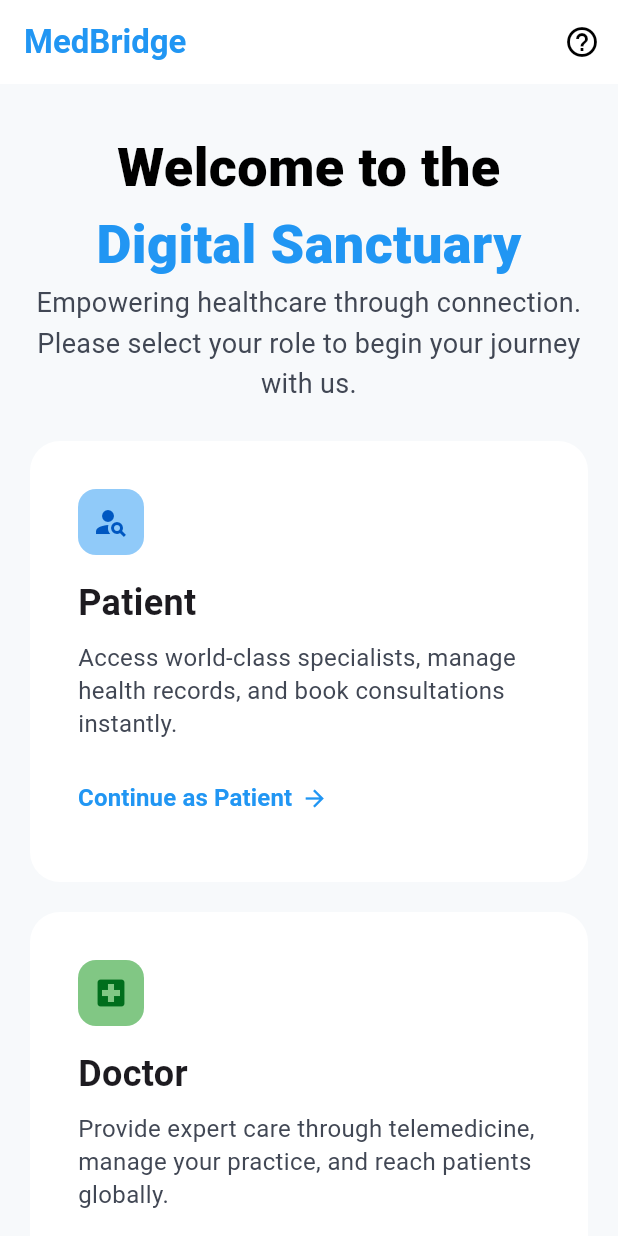
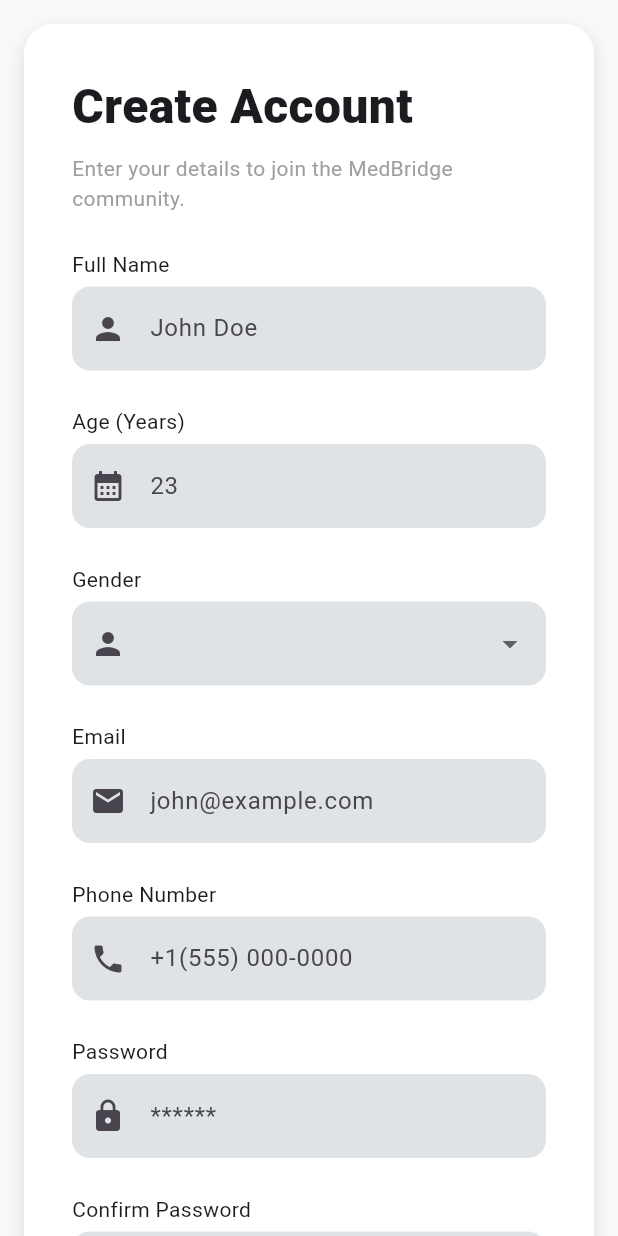
Before and after one commit to emonh001/MedBridgeTelemedicine, a Flutter app: the screen it shows after launch, after a tap on "Continue as Patient", on a phone screen of 412 x 824 dp. Run offline on Flutter 3.47's test engine with Material 3 defaults, Android fonts, the light colour scheme and no system bars; our stand-ins replace go_router.

Commit message:
sign up page for patient added

```diff
--- a/lib/app/routes/app_router.dart
+++ b/lib/app/routes/app_router.dart
@@ -4,6 +4,7 @@ import 'package:medbridge_telemedicine/app/routes/route_names.dart';
 import 'package:medbridge_telemedicine/app/routes/route_paths.dart';
 import 'package:medbridge_telemedicine/features/auth/presentations/screens/login_screen.dart';
 import 'package:medbridge_telemedicine/features/auth/presentations/screens/role_selection_screen.dart';
+import 'package:medbridge_telemedicine/features/auth/presentations/screens/sign-up-patient-screen.dart';
 import 'package:medbridge_telemedicine/features/auth/presentations/screens/splash_screen.dart';
 
 class AppRouter {
@@ -36,6 +37,14 @@ class AppRouter {
         ),
       ),
 
+      GoRoute(
+        path: RoutePaths.signUpPatient,
+        name: RouteNames.signUpPatient,
+        pageBuilder: (context, state) => const MaterialPage(
+          child: SignUpPatientScreen(),
+        ),
+      ),
+
     ],
 
     // Error handling
--- a/lib/app/routes/route_names.dart
+++ b/lib/app/routes/route_names.dart
@@ -6,5 +6,8 @@ class RouteNames {
   static const String splash = '/';
   static const String login = '/login';
   static const String roleSelection = '/roleSelection';
+  static const String signUpPatient = '/signUpPatient';
+  static const String signUpDoctor = '/signUpDoctor';
+  static const String signUpHealthWorker = '/signUpHealthWorker';
 
 }
--- a/lib/app/routes/route_paths.dart
+++ b/lib/app/routes/route_paths.dart
@@ -5,6 +5,9 @@ class RoutePaths {
   static const String splash = '/';
   static const String login = '/login';
   static const String roleSelection = '/roleSelection';
+  static const String signUpPatient = '/signUpPatient';
+  static const String signUpDoctor = '/signUpDoctor';
+  static const String signUpHealthWorker = '/signUpHealthWorker';
 
 
 }
--- /dev/null
+++ b/lib/features/auth/data/models/validator.dart
@@ -0,0 +1,126 @@
+class Validators {
+  static String? name(String? value) {
+    if (value == null || value.trim().isEmpty) {
+      return "Full name is required";
+    }
+    if (value.trim().length < 3) {
+      return "Name must be at least 3 characters";
+    }
+    return null;
+  }
+
+
+  static String? age(String? value) {
+    if (value == null || value.isEmpty) {
+      return "Age is required";
+    }
+
+    final age = int.tryParse(value);
+    if (age == null || age <= 0) {
+      return "Enter valid age";
+    }
+
+    return null;
+  }
+
+  static String? gender(String? value) {
+    if (value == null || value.isEmpty) {
+      return "Select gender";
+    }
+    return null;
+  }
+
+  static String? organization(String? value) {
+    if (value == null || value.isEmpty) {
+      return "Organization is required";
+    }
+    return null;
+  }
+
+  static String? trainingStatus(String? value) {
+    if (value == null) return "Select training status";
+    return null;
+  }
+
+  static String? email(String? value) {
+    if (value == null || value.isEmpty) {
+      return "Email is required";
+    }
+
+    final emailRegex =
+    RegExp(r'^[\w-\.]+@([\w-]+\.)+[\w-]{2,4}$');
+
+    if (!emailRegex.hasMatch(value)) {
+      return "Enter a valid email";
+    }
+
+    return null;
+  }
+
+  static String? phone(String? value) {
+    if (value == null || value.isEmpty) {
+      return "Phone number is required";
+    }
+
+    if (value.length < 10) {
+      return "Enter a valid phone number";
+    }
+
+    return null;
+  }
+
+  static String? password(String? value) {
+    if (value == null || value.isEmpty) {
+      return "Password is required";
+    }
+
+    if (value.length < 6) {
+      return "Password must be at least 6 characters";
+    }
+
+    return null;
+  }
+
+  static String? confirmPassword(
+      String? value, String password) {
+    if (value == null || value.isEmpty) {
+      return "Confirm your password";
+    }
+
+    if (value != password) {
+      return "Passwords do not match";
+    }
+
+    return null;
+  }
+
+
+  static String? specialization(String? value) {
+    if (value == null || value.isEmpty) {
+      return "Select your specialization";
+    }
+    return null;
+  }
+
+
+  static String? experience(String? value) {
+    if (value == null || value.isEmpty) {
+      return "Experience is required";
+    }
+
+    final exp = int.tryParse(value);
+    if (exp == null || exp < 0) {
+      return "Enter valid experience";
+    }
+
+    return null;
+  }
+
+
+  static String? hospital(String? value) {
+    if (value == null || value.trim().isEmpty) {
+      return "Hospital/Clinic name is required";
+    }
+    return null;
+  }
+}
--- a/lib/features/auth/presentations/screens/role_selection_screen.dart
+++ b/lib/features/auth/presentations/screens/role_selection_screen.dart
@@ -1,4 +1,8 @@
 import 'package:flutter/material.dart';
+import 'package:go_router/go_router.dart';
+
+import '../../../../app/routes/route_names.dart';
+import '../widgets/role_card.dart';
 
 
 class RoleSelectionScreen extends StatelessWidget {
@@ -8,7 +12,7 @@ class RoleSelectionScreen extends StatelessWidget {
   Widget build(BuildContext context) {
     return Scaffold(
       backgroundColor:  const Color(0xFFF7F9FB),
-      /// ✅ AppBar instead of Row
+
       appBar: AppBar(
         backgroundColor: Colors.white,
         elevation: 0,
@@ -73,7 +77,7 @@ class RoleSelectionScreen extends StatelessWidget {
 
                 const SizedBox(height: 25),
 
-                /// Cards
+
                 RoleCard(
                   icon: Icons.person_search,
                   title: "Patient",
@@ -83,7 +87,7 @@ class RoleSelectionScreen extends StatelessWidget {
                   color: Colors.white,
                   iconBg: Colors.blue.shade200,
                   onTap: () {
-                    //Navigator.push(context, MaterialPageRoute(builder: (context) => SignUpPatientScreen()));
+                    context.push(RouteNames.signUpPatient);
                   },
                   btnColor: Colors.blue, iconColor: Color(0xFF0057C1),
                 ),
@@ -122,7 +126,6 @@ class RoleSelectionScreen extends StatelessWidget {
 
 
                 SizedBox(height: 32,),
-                /// Bottom Text
                 Padding(
                   padding: const EdgeInsets.only(bottom: 10),
                   child: Text(
@@ -139,107 +142,3 @@ class RoleSelectionScreen extends StatelessWidget {
     );
   }
 }
-
-
-class RoleCard extends StatelessWidget {
-  final IconData icon;
-  final String title;
-  final String description;
-  final String buttonText;
-  final Color color;
-  final Color iconBg;
-  final Color btnColor;
-  final Color iconColor;
-  final VoidCallback onTap;
-
-  const RoleCard({
-    super.key,
-    required this.icon,
-    required this.title,
-    required this.description,
-    required this.buttonText,
-    required this.color,
-    required this.iconBg,
-    required this.onTap,
-    required this.btnColor,
-    required this.iconColor,
-  });
-
-  @override
-  Widget build(BuildContext context) {
-    return Container(
-      padding: const EdgeInsets.all(32),
-      decoration: BoxDecoration(
-        color: color,
-        borderRadius: BorderRadius.circular(20),
-      ),
-      child: Column(
-        crossAxisAlignment: CrossAxisAlignment.start,
-        children: [
-          /// Icon
-          Container(
-            padding: const EdgeInsets.all(10),
-            decoration: BoxDecoration(
-              color: iconBg,
-              borderRadius: BorderRadius.circular(12),
-            ),
-            child: Icon(icon, color: iconColor),
-          ),
-
-          const SizedBox(height: 15),
-
-          /// Title
-          Text(
-            title,
-            style: const TextStyle(
-              fontSize: 24,
-              fontWeight: FontWeight.w700,
-            ),
-          ),
-
-          const SizedBox(height: 8),
-
-          /// Description
-          Text(
-            description,
-            style: const TextStyle(
-                color: Color(0xFF414754),
-                height: 1.4,
-                fontSize: 16,
-                fontWeight: FontWeight.w400
-            ),
-          ),
-
-          const SizedBox(height: 15),
-
-          /// Button (Text + Arrow at END)
-          TextButton(
-            onPressed: onTap,
-            style: TextButton.styleFrom(
-              padding: EdgeInsets.zero, // removes extra spacing
-            ),
-            child: Row(
-              mainAxisSize: MainAxisSize.min,
-              children: [
-                Text(
-                  buttonText,
-                  style: TextStyle(
-                      color: btnColor,
-                      fontWeight: FontWeight.w700,
-                      fontSize: 16
-                  ),
-                ),
-                const SizedBox(width: 6),
-                Icon(
-                  Icons.arrow_forward,
-                  size: 18,
-                  color: btnColor,
-                ),
-              ],
-            ),
-          ),
-        ],
-      ),
-    );
-  }
-}
--- /dev/null
+++ b/lib/features/auth/presentations/screens/sign-up-patient-screen.dart
@@ -0,0 +1,209 @@
+import 'package:flutter/gestures.dart';
+import 'package:flutter/material.dart';
+
+import '../../data/models/validator.dart';
+import '../widgets/dropdown_menu_widget.dart';
+import '../widgets/sign-up-textfield.dart';
+
+
+class SignUpPatientScreen extends StatefulWidget {
+  const SignUpPatientScreen({super.key});
+
+  @override
+  State<SignUpPatientScreen> createState() => _SignUpPatientScreenState();
+}
+
+class _SignUpPatientScreenState extends State<SignUpPatientScreen> {
+  final nameTEController = TextEditingController();
+  final ageTEController = TextEditingController();
+  final genderTEController = TextEditingController();
+  final emailTEController = TextEditingController();
+  final phoneTEController = TextEditingController();
+  final passwordTEController = TextEditingController();
+  final confirmPasswordTEController = TextEditingController();
+  final _formKey = GlobalKey<FormState>();
+  bool isChecked = false;
+  bool signUpInProgress = false;
+  String? selectedGender;
+
+  @override
+  Widget build(BuildContext context) {
+    return Scaffold(
+      backgroundColor: const Color(0xFFF7F9FB),
+      body: Center(
+        child: SingleChildScrollView(
+          padding:const EdgeInsets.all(16),
+          child: Container(
+            padding: const EdgeInsets.all(32),
+            decoration: BoxDecoration(
+                color: Colors.white,
+                borderRadius: BorderRadius.circular(20),
+                boxShadow: [
+                  BoxShadow(
+                      color: Colors.black12,
+                      blurRadius: 10,
+                      offset: const Offset(0, 5)
+                  )
+                ]
+            ),
+            child: Form(
+              key: _formKey,
+              autovalidateMode: AutovalidateMode.onUserInteraction,
+              child: Column(
+                crossAxisAlignment: CrossAxisAlignment.start,
+                children: [
+                  Text("Create Account", style: TextStyle(
+                      fontSize: 32,
+                      fontWeight: FontWeight.w800
+                  ),),
+                  const SizedBox(height: 8,),
+                  Text("Enter your details to join the MedBridge community.", style: TextStyle(
+                    color: Colors.grey,
+                    fontWeight: FontWeight.w400,
+                  ),),
+                  const SizedBox(height: 24,),
+                  SignUpTextField(label: 'Full Name', hint: 'John Doe',iconData: Icons.person, textEditingController: nameTEController,
+                    validator: Validators.name,),
+                  SignUpTextField(label: 'Age (Years)', hint: '23',iconData: Icons.calendar_month,input: TextInputType.number, textEditingController: ageTEController,
+                    validator: Validators.age,),
+                  //dorpdown
+                  DropdownMenuWidget(
+                    value: selectedGender,
+                    label: "Gender",
+                    icon: Icons.person,
+                    items: const ["Male", "Female", "Other"],
+                    onChanged: (value) {
+                      setState(() {
+                        selectedGender = value;
+                      });
+                    },
+                    validator: Validators.gender,
+                  ),
+                  SignUpTextField(label: 'Email', hint: 'john@example.com',iconData: Icons.email, input: TextInputType.emailAddress , textEditingController: emailTEController,
+                      validator: Validators.email),
+                  SignUpTextField(label: 'Phone Number', hint: '+1(555) 000-0000',iconData: Icons.phone, input: TextInputType.phone, textEditingController: phoneTEController,
+                      validator: Validators.phone),
+                  SignUpTextField(label: 'Password', hint: '******',iconData: Icons.lock, textEditingController: passwordTEController,isPassword: true,
+                      validator: Validators.password),
+                  SignUpTextField(label: 'Confirm Password', hint: '******',iconData: Icons.lock_reset, textEditingController: confirmPasswordTEController, isPassword: true,
+                      validator: (value) => Validators.confirmPassword(
+                          value,
+                          passwordTEController.text)),
+
+
+                  Padding(
+                    padding: const EdgeInsets.only(top: 8, bottom: 8),
+                    child: Row(
+                      children: [
+                        Checkbox(value: isChecked, onChanged: (value) {
+                          setState(() {
+                            isChecked = value ?? false;
+                          });
+                        }),
+                        Expanded(child: RichText(text: TextSpan(
+                            text: 'By signing up, I agree to the ',
+                            style: TextStyle(
+                                color: Colors.black54
+                            ),
+                            children: [
+                              TextSpan(
+                                  style: TextStyle(
+                                      color: Colors.blue,
+                                      fontWeight: FontWeight.bold
+                                  ),
+                                  text: 'Terms & Conditions',
+                                  recognizer: TapGestureRecognizer()..onTap = _onTapTermsConditionButton
+                              ),
+                              TextSpan(text: " and "),
+                              TextSpan(
+                                text: "Privacy Policy.",
+                                recognizer: TapGestureRecognizer()..onTap = _onTapPrivacyPolicyButton,
+                                style: TextStyle(
+                                    color: Colors.blue
+                                ),
+                              ),
+                            ]
+                        ))),
+                      ],
+                    ),
+                  ),
+
+                  const SizedBox(height: 20),
+
+                  Visibility(
+                    visible: signUpInProgress == false,
+                    replacement: Center(
+                      child: CircularProgressIndicator(),
+                    ),
+                    child: SizedBox(
+                      width: double.infinity,
+                      height: 50,
+                      child: ElevatedButton(onPressed: _onTapSignUpButton,
+                          child: Text('Sign Up')
+                      ),
+                    ),
+                  ),
+                  const SizedBox(height: 24),
+                  Center(
+                    child: RichText(text: TextSpan(
+                        text: 'Already have an account? ',
+                        style: TextStyle(color: Colors.black54, fontSize: 16),
+                        children: [
+                          TextSpan(
+                              text: 'Log In',
+                              style: TextStyle(
+                                color: Colors.blue,
+                              ),
+                              recognizer: TapGestureRecognizer()..onTap = _onTapLoginButton
+                          )
+                        ]
+                    )),
+                  )
+                ],
+              ),
+            ),
+          ),
+        ),
+      ),
+    );
+  }
+
+  void _onTapTermsConditionButton(){}
+  void _onTapPrivacyPolicyButton(){}
+  void _onTapSignUpButton() async{
+    if (!_formKey.currentState!.validate()) return;
+
+    if (!isChecked) {
+      ScaffoldMessenger.of(context).showSnackBar(
+        SnackBar(content: Text('Please accept Terms & Conditions')),
+      );
+      return;
+    }
+    setState(() {
+      signUpInProgress = true;
+    });
+
+    await Future.delayed(Duration(seconds: 2));
+
+    setState(() {
+      signUpInProgress = false;
+    });
+    ScaffoldMessenger.of(context).showSnackBar(
+      SnackBar(content: Text('All good')),
+    );
+  }
+  void _onTapLoginButton(){}
+
+
+  @override
+  void dispose() {
+    nameTEController.dispose();
+    ageTEController.dispose();
+    genderTEController.dispose();
+    emailTEController.dispose();
+    phoneTEController.dispose();
+    passwordTEController.dispose();
+    confirmPasswordTEController.dispose();
+    super.dispose();
+  }
+}
--- /dev/null
+++ b/lib/features/auth/presentations/widgets/dropdown_menu_widget.dart
@@ -0,0 +1,54 @@
+import 'package:flutter/material.dart';
+
+class DropdownMenuWidget extends StatelessWidget {
+  final String? value;
+  final List<String> items;
+  final String label;
+  final IconData icon;
+  final String? Function(String?)? validator;
+  final void Function(String?) onChanged;
+
+  const DropdownMenuWidget({
+    super.key,
+    required this.value,
+    required this.items,
+    required this.label,
+    required this.icon,
+    required this.onChanged,
+    this.validator,
+  });
+
+  @override
+  Widget build(BuildContext context) {
+    return Padding(
+      padding: const EdgeInsets.only(bottom: 24),
+      child: Column(
+        crossAxisAlignment: CrossAxisAlignment.start,
+        children: [
+          Text(label),
+          const SizedBox(height: 5),
+          DropdownButtonFormField<String>(
+            value: value,
+            items: items
+                .map((e) => DropdownMenuItem(
+              value: e,
+              child: Text(e),
+            ))
+                .toList(),
+            onChanged: onChanged,
+            decoration: InputDecoration(
+              prefixIcon: Icon(icon),
+              filled: true,
+              fillColor: const Color(0xFFE0E3E5),
+              border: OutlineInputBorder(
+                  borderSide: BorderSide.none,
+                  borderRadius: BorderRadius.circular(12)
+              ),
+            ),
+            validator: validator,
+          ),
+        ],
+      ),
+    );
+  }
+}
--- /dev/null
+++ b/lib/features/auth/presentations/widgets/role_card.dart
@@ -0,0 +1,104 @@
+import 'package:flutter/material.dart';
+
+class RoleCard extends StatelessWidget {
+  final IconData icon;
+  final String title;
+  final String description;
+  final String buttonText;
+  final Color color;
+  final Color iconBg;
+  final Color btnColor;
+  final Color iconColor;
+  final VoidCallback onTap;
+
+  const RoleCard({
+    super.key,
+    required this.icon,
+    required this.title,
+    required this.description,
+    required this.buttonText,
+    required this.color,
+    required this.iconBg,
+    required this.onTap,
+    required this.btnColor,
+    required this.iconColor,
+  });
+
+  @override
+  Widget build(BuildContext context) {
+    return Container(
+      padding: const EdgeInsets.all(32),
+      decoration: BoxDecoration(
+        color: color,
+        borderRadius: BorderRadius.circular(20),
+      ),
+      child: Column(
+        crossAxisAlignment: CrossAxisAlignment.start,
+        children: [
+          /// Icon
+          Container(
+            padding: const EdgeInsets.all(10),
+            decoration: BoxDecoration(
+              color: iconBg,
+              borderRadius: BorderRadius.circular(12),
+            ),
+            child: Icon(icon, color: iconColor),
+          ),
+
+          const SizedBox(height: 15),
+
+          /// Title
+          Text(
+            title,
+            style: const TextStyle(
+              fontSize: 24,
+              fontWeight: FontWeight.w700,
+            ),
+          ),
+
+          const SizedBox(height: 8),
+
+          /// Description
+          Text(
+            description,
+            style: const TextStyle(
+                color: Color(0xFF414754),
+                height: 1.4,
+                fontSize: 16,
+                fontWeight: FontWeight.w400
+            ),
+          ),
+
+          const SizedBox(height: 15),
+
+          /// Button (Text + Arrow at END)
+          TextButton(
+            onPressed: onTap,
+            style: TextButton.styleFrom(
+              padding: EdgeInsets.zero, // removes extra spacing
+            ),
+            child: Row(
+              mainAxisSize: MainAxisSize.min,
+              children: [
+                Text(
+                  buttonText,
+                  style: TextStyle(
+                      color: btnColor,
+                      fontWeight: FontWeight.w700,
+                      fontSize: 16
+                  ),
+                ),
+                const SizedBox(width: 6),
+                Icon(
+                  Icons.arrow_forward,
+                  size: 18,
+                  color: btnColor,
+                ),
+              ],
+            ),
+          ),
+        ],
+      ),
+    );
+  }
+}
--- /dev/null
+++ b/lib/features/auth/presentations/widgets/sign-up-textfield.dart
@@ -0,0 +1,52 @@
+import 'package:flutter/material.dart';
+
+class SignUpTextField extends StatelessWidget {
+  SignUpTextField({
+    super.key,
+    required this.label,
+    required this.hint,
+    this.input = TextInputType.text,
+    required this.iconData,
+    required this.textEditingController,
+    this.isPassword = false,
+    this.validator,
+  });
+
+  final String label, hint;
+  final IconData iconData;
+  final TextEditingController textEditingController;
+  final TextInputType input;
+  final bool isPassword;
+  final String? Function(String?)? validator;
+
+  @override
+  Widget build(BuildContext context) {
+    return Padding(
+      padding: const EdgeInsets.only(bottom: 24),
+      child: Column(
+        crossAxisAlignment: CrossAxisAlignment.start,
+        children: [
+          Text(label),
+          const SizedBox(height: 5),
+          TextFormField(
+            controller: textEditingController,
+            obscureText: isPassword,
+            validator: validator,
+            textInputAction: TextInputAction.next,
+            keyboardType: input,
+            decoration: InputDecoration(
+                hintText: hint,
+                prefixIcon: Icon(iconData),
+                filled: true,
+                fillColor: const Color(0xFFE0E3E5),
+                border: OutlineInputBorder(
+                    borderRadius: BorderRadius.circular(12),
+                    borderSide: BorderSide.none
+                )
+            ),
+          ),
+        ],
+      ),
+    );
+  }
+}
```
